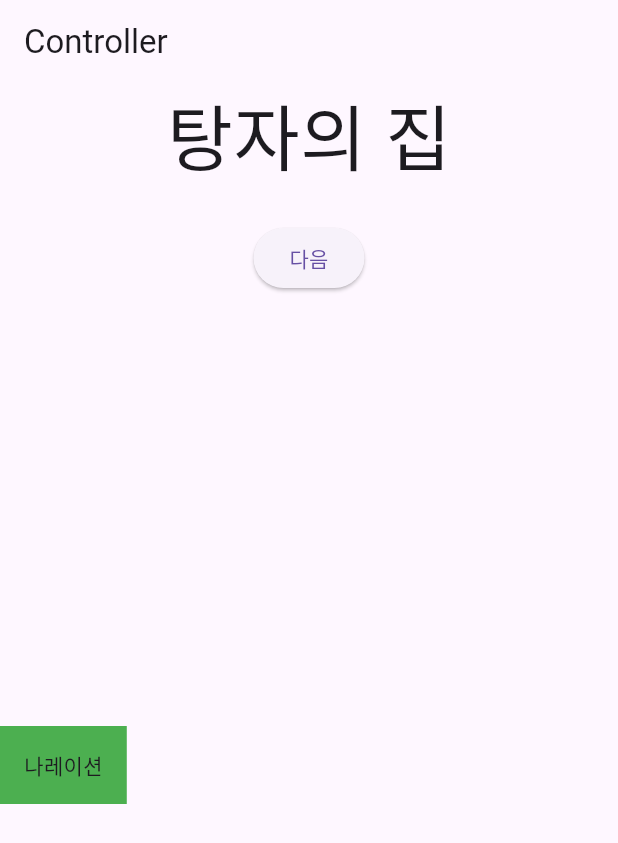
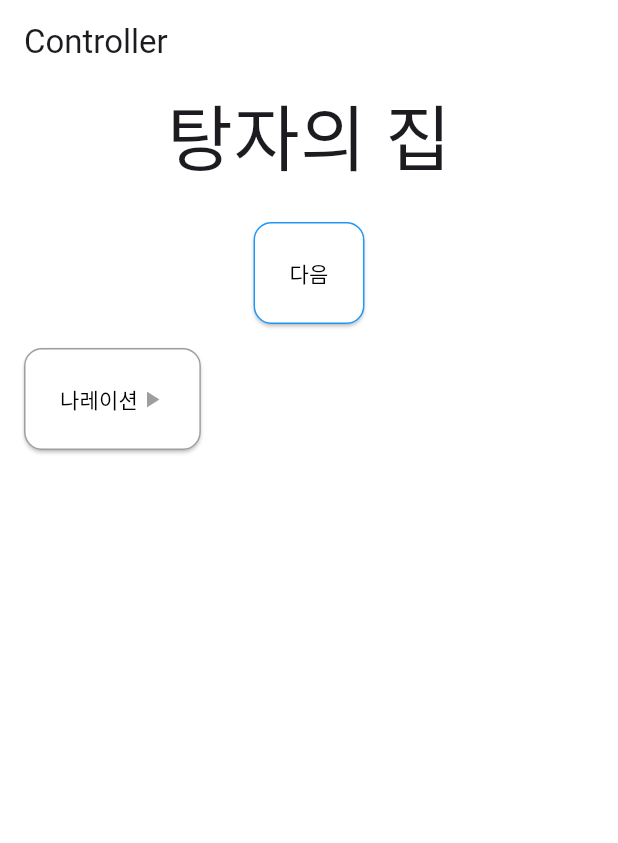
Before and after one commit to fbseongDev/church_school_saints_day, a Flutter app: the screen it shows after launch, on a phone screen of 412 x 824 dp. Shown: the top 843 px of the screen. Run offline on Flutter 3.47's test engine with Material 3 defaults, Android fonts, the light colour scheme and no system bars; our stand-ins replace flutter_hooks, just_audio; missing offline and left inert: desktop_multi_window; statements that could not run were skipped.

Commit message:
chore:: 컨트롤러 디자인 변경

```diff
--- a/lib/main.dart
+++ b/lib/main.dart
@@ -1,6 +1,7 @@
 import 'dart:async';
 import 'package:church_school_saints_day/assets/musics/background_musics.dart';
 import 'package:church_school_saints_day/audio_manager.dart';
+import 'package:church_school_saints_day/models/music.dart';
 import 'package:church_school_saints_day/slide.dart';
 import 'package:flutter/material.dart';
 import 'package:desktop_multi_window/desktop_multi_window.dart';
@@ -80,7 +81,11 @@ class ControllerPage extends HookWidget {
     }, const []);
 
     return Scaffold(
-      appBar: AppBar(title: const Text('Controller')),
+      backgroundColor: Colors.white,
+      appBar: AppBar(
+        title: const Text('Controller'),
+        backgroundColor: Colors.white,
+      ),
       body: Column(
         mainAxisSize: MainAxisSize.min,
         children: [
@@ -90,26 +95,19 @@ class ControllerPage extends HookWidget {
             spacing: 12,
             children: [
               if (counter > 0)
-                _btn('이전', () => context.read<CounterState>().add(-1)),
+                _screenBtn('이전', () => context.read<CounterState>().add(-1)),
               if (counter < Slide.values.length - 1)
-                _btn('다음', () => context.read<CounterState>().add(1)),
+                _screenBtn('다음', () => context.read<CounterState>().add(1)),
             ],
           ),
+          SizedBox(height: 16),
           Expanded(
             child: ListView.separated(
+              padding: EdgeInsets.symmetric(horizontal: 16),
               scrollDirection: Axis.horizontal,
               itemBuilder: (_, index) {
-                return GestureDetector(
-                  onTap: () async {
-                    audioManger.playAsset(currentSlide.musics[index].path);
-                  },
-                  child: Center(
-                    child: Container(
-                      padding: EdgeInsets.all(16),
-                      color: Colors.green,
-                      child: Text(currentSlide.musics[index].name),
-                    ),
-                  ),
+                return Column(
+                  children: [_audioBtn(music: currentSlide.musics[index])],
                 );
               },
               separatorBuilder: (_, index) {
@@ -123,8 +121,58 @@ class ControllerPage extends HookWidget {
     );
   }
 
-  Widget _btn(String text, VoidCallback onTap) {
-    return ElevatedButton(onPressed: onTap, child: Text(text));
+  Widget _screenBtn(String text, VoidCallback onTap) {
+    return ElevatedButton(
+      onPressed: onTap,
+
+      style: ElevatedButton.styleFrom(
+        padding: EdgeInsets.all(24),
+        backgroundColor: Colors.white,
+        shape: RoundedRectangleBorder(borderRadius: BorderRadius.circular(12)),
+        side: const BorderSide(color: Colors.blue, width: 1),
+        overlayColor: Colors.white70,
+      ),
+      child: Text(text, style: TextStyle(color: Colors.black)),
+    );
+  }
+
+  Widget _audioBtn({required Music music}) {
+    return HookBuilder(
+      builder: (context) {
+        final isPlaying = useState(false);
+
+        return ElevatedButton(
+          onPressed: () async {
+            if (isPlaying.value) {
+              isPlaying.value = false;
+              await audioManger.stop(music.path);
+              return;
+            }
+            isPlaying.value = true;
+            await audioManger.playAsset(music.path);
+          },
+
+          style: ElevatedButton.styleFrom(
+            padding: EdgeInsets.all(24),
+            backgroundColor: Colors.white,
+            shape: RoundedRectangleBorder(
+              borderRadius: BorderRadius.circular(12),
+            ),
+            side: const BorderSide(color: Colors.grey, width: 1),
+            overlayColor: Colors.white70,
+          ),
+          child: Row(
+            children: [
+              Text(music.name, style: TextStyle(color: Colors.black)),
+              if (isPlaying.value)
+                Icon(Icons.pause)
+              else
+                Icon(Icons.play_arrow, color: Colors.grey,),
+            ],
+          ),
+        );
+      },
+    );
   }
 }
 
@@ -160,18 +208,21 @@ class DisplayPage extends HookWidget {
       child: Stack(
         alignment: Alignment.bottomRight,
         children: [
-
           Image(
             image: slides[value.value.clamp(0, slides.length - 1)].screen,
             fit: BoxFit.cover,
           ),
           Container(
-            padding: EdgeInsets.symmetric(horizontal: 16,vertical: 8),
+            padding: EdgeInsets.symmetric(horizontal: 16, vertical: 8),
             margin: EdgeInsets.only(bottom: 16),
             decoration: BoxDecoration(color: Colors.black.withAlpha(200)),
             child: Text(
               slides[value.value.clamp(0, slides.length - 1)].name,
-              style: TextStyle(fontSize: 52, fontWeight: FontWeight.w700,color: Colors.white),
+              style: TextStyle(
+                fontSize: 52,
+                fontWeight: FontWeight.w700,
+                color: Colors.white,
+              ),
             ),
           ),
         ],
```
